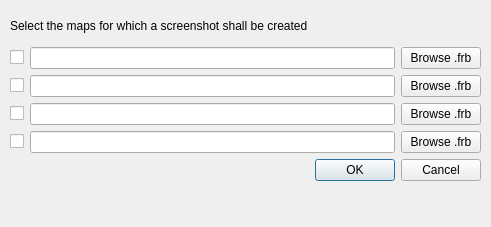
Before: the Qt Designer form screenshotdialog.ui in FortuneStreetModding/fortune-avenue-qt, drawn with Qt 5.
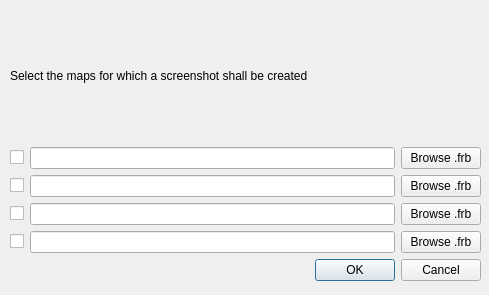
After: the same form once the commit is applied.

The edit to the form file:
```diff
--- a/screenshotdialog.ui
+++ b/screenshotdialog.ui
@@ -6,8 +6,8 @@
    <rect>
     <x>0</x>
     <y>0</y>
-    <width>491</width>
-    <height>227</height>
+    <width>489</width>
+    <height>295</height>
    </rect>
   </property>
   <property name="windowTitle">
@@ -19,7 +19,7 @@
      <x>10</x>
      <y>10</y>
      <width>471</width>
-     <height>171</height>
+     <height>271</height>
     </rect>
    </property>
    <layout class="QVBoxLayout" name="verticalLayout">
```
